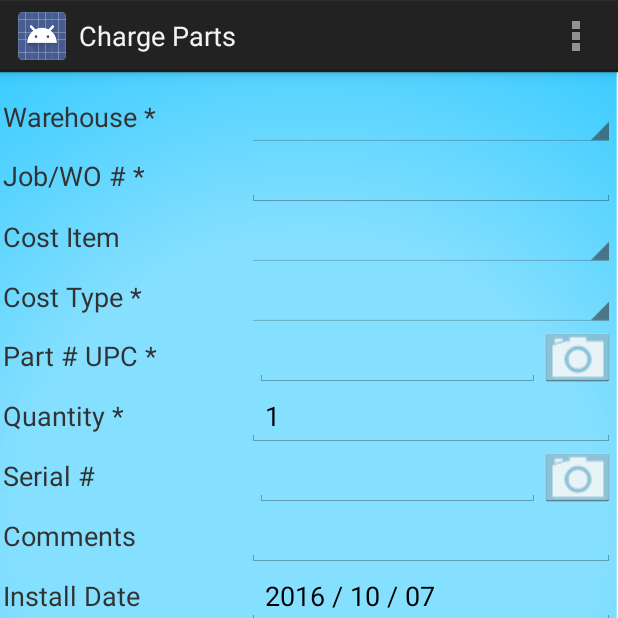
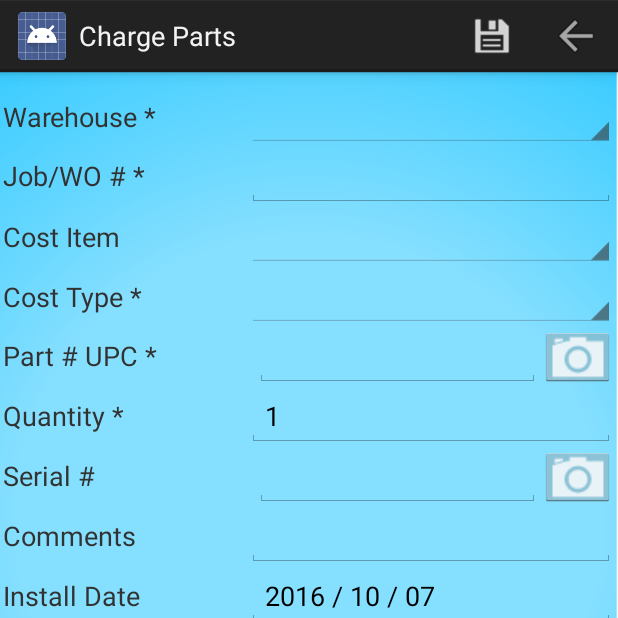
Before and after one commit to bradbass/JonasInventoryScanner, an Android app: the HomeActivity screen opened directly, with no data from a screen before it, after a tap on "Charge Parts", on a phone screen of 412 x 824 dp, the top half of it. Run offline under Robolectric (Android 15) with nearby library versions, the phone set to English and light mode, and no system bars; 1 statement that could not run was skipped.

Commit message:
Android had recommended that android:showAsAction be changed to app:showAsAction, using the appcompat library.  This however broke the action bar buttons and forced them into the overflow, even if there was more than enough room.  Switched back to android:showAsAction which corrected the issue.  Action bar buttons are now showing ON the action bar again.

```diff
--- a/app/build.gradle
+++ b/app/build.gradle
@@ -8,8 +8,8 @@ android {
         applicationId "com.jonasconstruction.inventoryscanner.jonasinventoryscanner"
         minSdkVersion 15
         targetSdkVersion 24
-        versionCode 204
-        versionName "1.203"
+        versionCode 205
+        versionName "1.204"
         testInstrumentationRunner "android.support.test.runner.AndroidJUnitRunner"
         jackOptions {
             enabled true
--- a/app/src/main/res/menu/admin_home_menu.xml
+++ b/app/src/main/res/menu/admin_home_menu.xml
@@ -1,46 +1,45 @@
 <?xml version="1.0" encoding="utf-8"?>
-<menu xmlns:android="http://schemas.android.com/apk/res/android"
-    xmlns:app="http://schemas.android.com/apk/res-auto">
+<menu xmlns:android="http://schemas.android.com/apk/res/android">
     <item
         android:id="@+id/action_home"
         android:title="@string/home_label"
         android:icon="@drawable/ic_menu_back"
-        app:showAsAction="always|withText"
+        android:showAsAction="always"
         android:orderInCategory="100" >
     </item>
     <item
         android:id="@+id/action_settings"
         android:orderInCategory="100"
-        app:showAsAction="never"
+        android:showAsAction="never"
         android:title="@string/settings"/>
     <item
         android:id="@+id/action_config"
         android:orderInCategory="200"
-        app:showAsAction="never"
+        android:showAsAction="never"
         android:title="@string/configure"/>
     <item
         android:id="@+id/action_report"
         android:orderInCategory="300"
-        app:showAsAction="never"
+        android:showAsAction="never"
         android:title="@string/pending"/>
     <item
         android:id="@+id/action_log"
         android:orderInCategory="350"
-        app:showAsAction="never"
+        android:showAsAction="never"
         android:title="@string/log"/>
     <item
         android:id="@+id/action_error_log"
         android:orderInCategory="400"
-        app:showAsAction="never"
+        android:showAsAction="never"
         android:title="@string/error_log"/>
     <item
         android:id="@+id/action_help"
         android:orderInCategory="450"
-        app:showAsAction="never"
+        android:showAsAction="never"
         android:title="@string/help_label"/>
     <item
         android:id="@+id/action_about"
         android:orderInCategory="500"
-        app:showAsAction="never"
+        android:showAsAction="never"
         android:title="@string/about_label"/>
 </menu>
--- a/app/src/main/res/menu/charge_menu.xml
+++ b/app/src/main/res/menu/charge_menu.xml
@@ -1,11 +1,10 @@
 <?xml version="1.0" encoding="utf-8"?>
-<menu xmlns:android="http://schemas.android.com/apk/res/android"
-    xmlns:app="http://schemas.android.com/apk/res-auto">
+<menu xmlns:android="http://schemas.android.com/apk/res/android">
     <item
         android:id="@+id/action_home"
         android:title="@string/home_label"
         android:icon="@drawable/ic_menu_back"
-        app:showAsAction="always|withText"
+        android:showAsAction="always"
         android:orderInCategory="100" >
 
     </item>
@@ -13,7 +12,7 @@
         android:id="@+id/send_email"
         android:title="@string/save"
         android:icon="@drawable/save"
-        app:showAsAction="always|withText"
+        android:showAsAction="always"
         android:orderInCategory="10" >
 
     </item>
--- a/app/src/main/res/menu/config_menu.xml
+++ b/app/src/main/res/menu/config_menu.xml
@@ -1,21 +1,24 @@
 <?xml version="1.0" encoding="utf-8"?>
-<menu xmlns:android="http://schemas.android.com/apk/res/android"
-    xmlns:app="http://schemas.android.com/apk/res-auto">
+<menu xmlns:android="http://schemas.android.com/apk/res/android">
 
     <item
         android:id="@+id/action_home"
         android:title="@string/home_label"
         android:icon="@drawable/ic_menu_back"
-        app:showAsAction="always|withText"
-        android:orderInCategory="10" >
+        android:showAsAction="always"
+        android:orderInCategory="10"
+        android:visible="true"
+        android:enabled="true">
 
     </item>
     <item
         android:id="@+id/action_save"
         android:title="@string/save_label"
         android:icon="@drawable/save"
-        app:showAsAction="always|withText"
-        android:orderInCategory="1" >
+        android:showAsAction="always"
+        android:orderInCategory="1"
+        android:visible="true"
+        android:enabled="true">
 
     </item>
 </menu>
--- a/app/src/main/res/menu/home_menu.xml
+++ b/app/src/main/res/menu/home_menu.xml
@@ -1,42 +1,41 @@
 <?xml version="1.0" encoding="utf-8"?>
-<menu xmlns:android="http://schemas.android.com/apk/res/android"
-    xmlns:app="http://schemas.android.com/apk/res-auto">
+<menu xmlns:android="http://schemas.android.com/apk/res/android">
     <item
         android:id="@+id/action_home"
         android:title="@string/home_label"
         android:icon="@drawable/ic_menu_back"
-        app:showAsAction="always|withText"
+        android:showAsAction="always"
         android:orderInCategory="100" >
 
     </item>
     <item
         android:id="@+id/action_settings"
         android:orderInCategory="100"
-        app:showAsAction="never"
+        android:showAsAction="never"
         android:title="@string/settings"/>
     <item
         android:id="@+id/action_config"
         android:orderInCategory="200"
-        app:showAsAction="never"
+        android:showAsAction="never"
         android:title="@string/configure"/>
     <item
         android:id="@+id/action_report"
         android:orderInCategory="300"
-        app:showAsAction="never"
+        android:showAsAction="never"
         android:title="@string/pending"/>
     <item
     android:id="@+id/action_log"
     android:orderInCategory="350"
-    app:showAsAction="never"
+    android:showAsAction="never"
     android:title="@string/log"/>
     <item
         android:id="@+id/action_help"
         android:orderInCategory="450"
-        app:showAsAction="never"
+        android:showAsAction="never"
         android:title="@string/help_label"/>
     <item
         android:id="@+id/action_about"
         android:orderInCategory="500"
-        app:showAsAction="never"
+        android:showAsAction="never"
         android:title="@string/about_label"/>
 </menu>
--- a/app/src/main/res/menu/login_menu.xml
+++ b/app/src/main/res/menu/login_menu.xml
@@ -1,11 +1,10 @@
 <?xml version="1.0" encoding="utf-8"?>
-<menu xmlns:android="http://schemas.android.com/apk/res/android"
-    xmlns:app="http://schemas.android.com/apk/res-auto">
+<menu xmlns:android="http://schemas.android.com/apk/res/android">
     <item
         android:id="@+id/action_home"
         android:title="@string/home_label"
         android:icon="@drawable/ic_menu_back"
-        app:showAsAction="always|withText"
+        android:showAsAction="always"
         android:orderInCategory="100" >
 
     </item>
--- a/app/src/main/res/menu/menu.xml
+++ b/app/src/main/res/menu/menu.xml
@@ -1,11 +1,10 @@
 <?xml version="1.0" encoding="utf-8"?>
-<menu xmlns:android="http://schemas.android.com/apk/res/android"
-    xmlns:app="http://schemas.android.com/apk/res-auto">
+<menu xmlns:android="http://schemas.android.com/apk/res/android">
     <item
         android:id="@+id/action_save"
         android:title="@string/save_label"
         android:icon="@drawable/save"
-        app:showAsAction="always|withText"
+        android:showAsAction="always"
         android:orderInCategory="100" >
 
     </item>
@@ -13,7 +12,7 @@
         android:id="@+id/send_test_email"
         android:title="@string/test_label"
         android:icon="@drawable/ic_action_mail_add"
-        app:showAsAction="always|withText"
+        android:showAsAction="always"
         android:orderInCategory="10" >
 
     </item>
```
